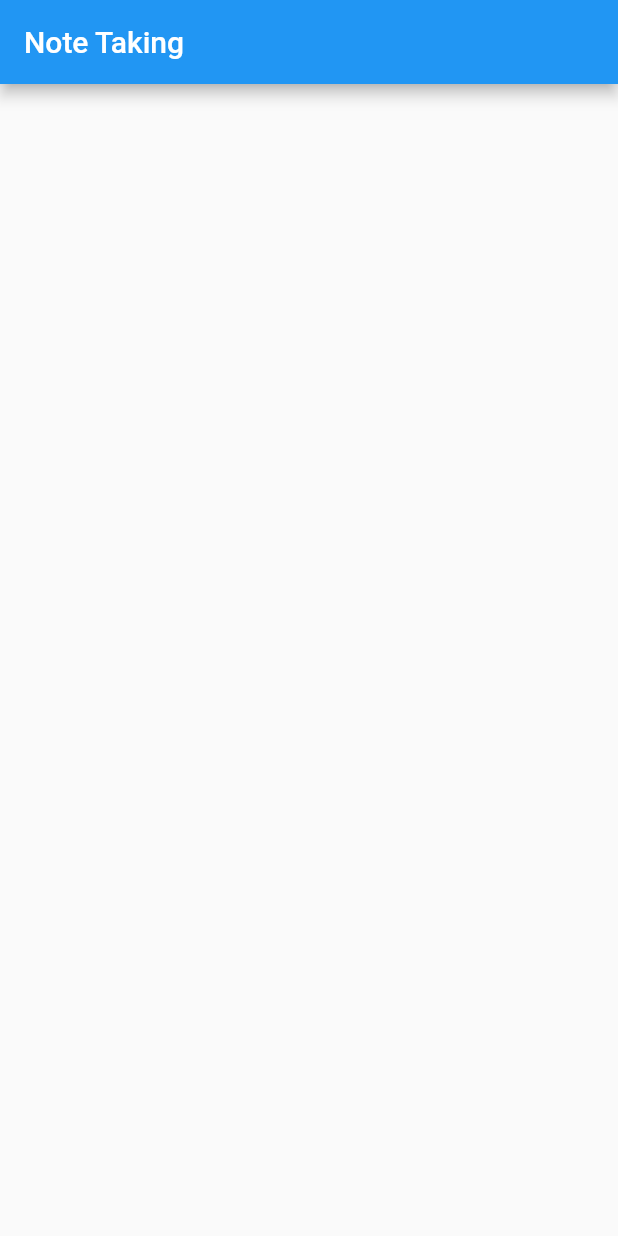
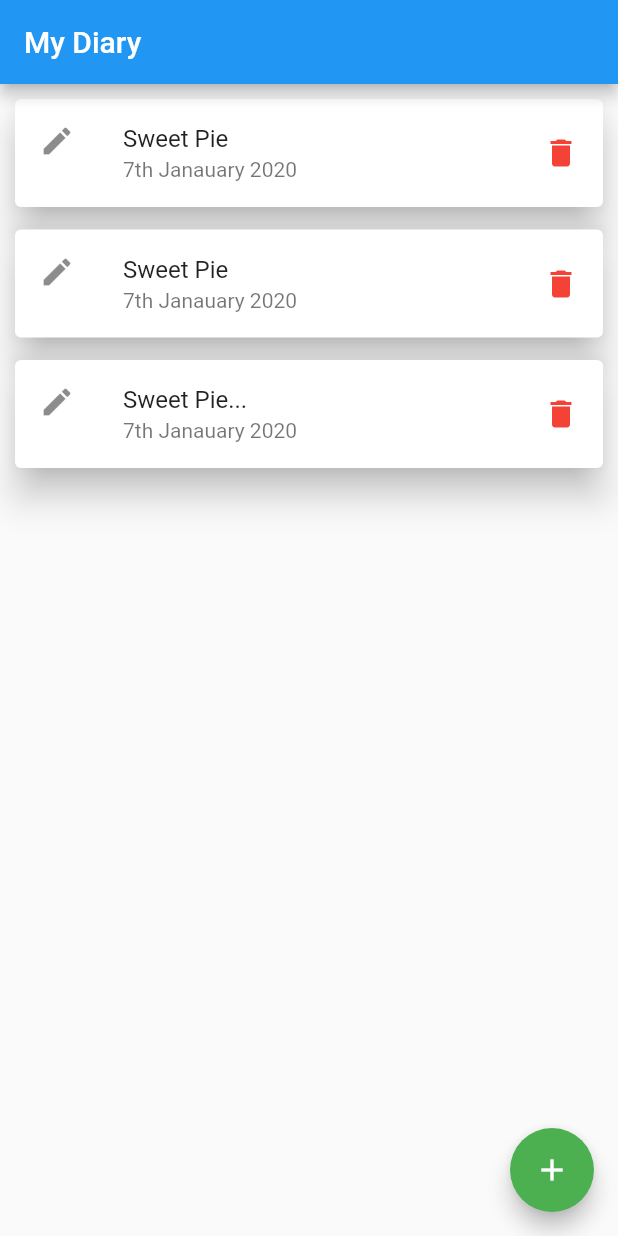
Before and after one commit to Brian1011/hidden_notepad, a Flutter app: the screen it shows after launch, on a phone screen of 412 x 824 dp. Run offline on Flutter 3.47's test engine with Material 2 defaults, Android fonts, the phone set to English and light mode, and no system bars; our stand-ins replace sqflite; accounts and stored records are empty.

Commit message:
create cards for diary

```diff
--- a/lib/ui/main_menu.dart
+++ b/lib/ui/main_menu.dart
@@ -9,7 +9,48 @@ class _MainMenuState extends State<MainMenu> {
   Widget build(BuildContext context) {
     return Scaffold(
       appBar: AppBar(
-        title: const Text('Note Taking'),
+        title: const Text('My Diary'),
+      ),
+      body: Container(
+        child: ListView(
+          children: <Widget>[
+            Card(
+              elevation: 10,
+              margin: EdgeInsets.only(left: 10.0, right: 10.0, top: 10.0, bottom: 5),
+              child: ListTile(
+                leading: Icon(Icons.edit),
+                title: Text('Sweet Pie'),
+                subtitle: Text('7th Janauary 2020'),
+                trailing: Icon(Icons.delete, color: Colors.red,),
+              ),
+            ),
+            Card(
+              elevation: 10,
+              margin: EdgeInsets.only(left: 10.0, right: 10.0, top: 10.0, bottom: 5),
+              child: ListTile(
+                leading: Icon(Icons.edit),
+                title: Text('Sweet Pie'),
+                subtitle: Text('7th Janauary 2020'),
+                trailing: Icon(Icons.delete, color: Colors.red,),
+              ),
+            ),
+            Card(
+              elevation: 10,
+              margin: EdgeInsets.only(left: 10.0, right: 10.0, top: 10.0, bottom: 5),
+              child: ListTile(
+                leading: Icon(Icons.edit),
+                title: Text('Sweet Pie...'),
+                subtitle: Text('7th Janauary 2020'),
+                trailing: Icon(Icons.delete, color: Colors.red,),
+              ),
+            ),
+          ],
+        )
+      ),
+      floatingActionButton: FloatingActionButton(
+        onPressed: (){},
+        child: Icon(Icons.add),
+        backgroundColor: Colors.green,
       ),
     );
   }
```
